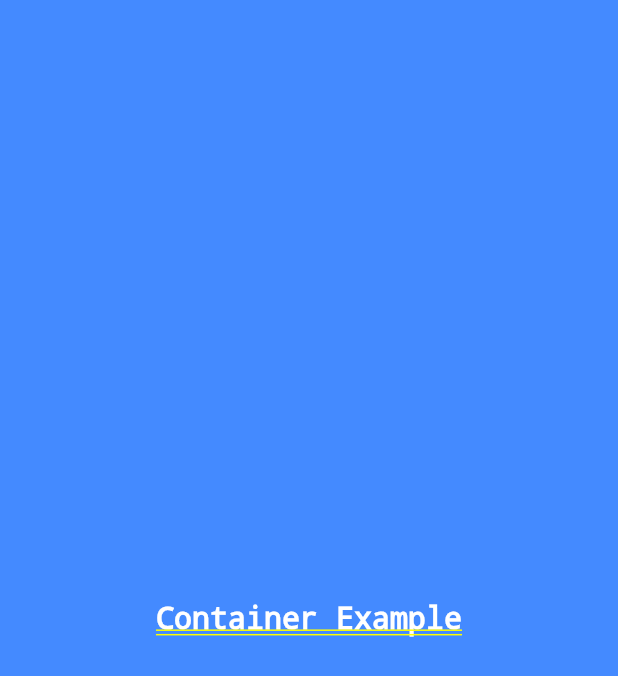
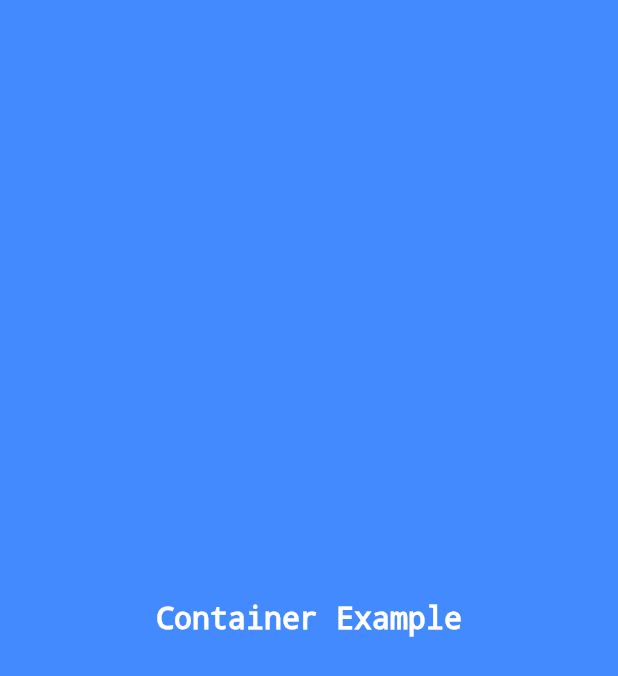
Before and after one commit to dubeyakhilesh/flutter_ui_widget, a Flutter app: the screen it shows after launch, on a phone screen of 412 x 824 dp. Shown: the top 676 px of the screen. Run offline on Flutter 3.47's test engine with Material 2 defaults, Android fonts, the phone set to English and light mode, and no system bars.

Commit message:
This is the example of container widget update

```diff
--- a/lib/screens/Home.dart
+++ b/lib/screens/Home.dart
@@ -11,8 +11,7 @@ import 'package:flutter/material.dart';
 * @Author: Akhilesh Dubey
 * */
 
-class Home extends StatelessWidget{
-
+class Home extends StatelessWidget {
   /*
   * Default Sateles Widget Method
   * */
@@ -28,13 +27,13 @@ class Home extends StatelessWidget{
         //margin: EdgeInsets.only(top: 20.0, bottom: 20.0),
         child: Text(
           "Container Example",
+          textDirection: TextDirection.ltr,
           style: TextStyle(
               fontSize: 20.0,
-              color: Colors.white
-          ),
+              color: Colors.white,
+              decoration: TextDecoration.none),
         ),
       ),
     );
   }
-
 }
```
